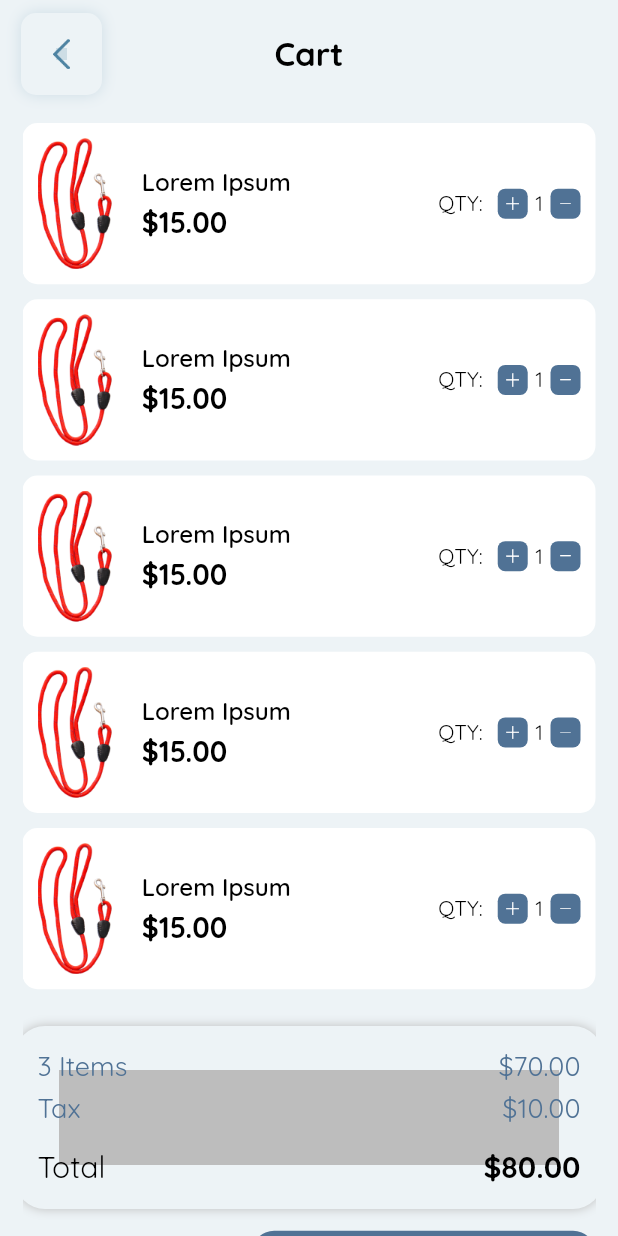
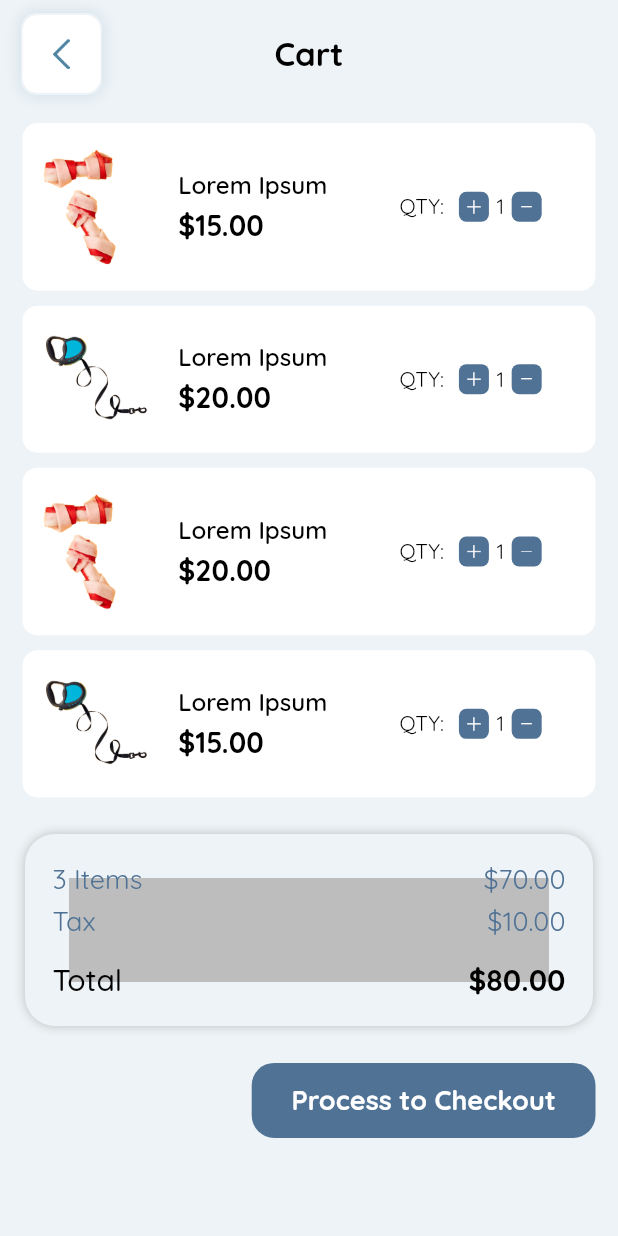
Before and after one commit to rushit5560/Pet_Lover_Project, a Flutter app: the CartScreen screen opened directly, on a phone screen of 412 x 824 dp. Run offline on Flutter 3.47's test engine with Material 2 defaults, Android fonts, the phone set to English and light mode, and no system bars; drawn by our look-alikes of flutter_slidable; our stand-ins replace carousel_slider, flutter_rating_bar, fluttertoast, get, google_maps_flutter, image_picker and 2 more.

Commit message:
UI issue solve

```diff
--- a/pet_lover_project/lib/common/custom_appbar/custom_appbar.dart
+++ b/pet_lover_project/lib/common/custom_appbar/custom_appbar.dart
@@ -105,6 +105,7 @@ class CommonAppBarModule extends StatelessWidget {
         width: 52,
         decoration: BoxDecoration(
           borderRadius: BorderRadius.circular(10),
+          color: Colors.white,
           boxShadow: [
             BoxShadow(
                 color: AppColors.colorDarkBlue1.withOpacity(0.2),
--- a/pet_lover_project/lib/controllers/cart_screen_controller/cart_screen_controller.dart
+++ b/pet_lover_project/lib/controllers/cart_screen_controller/cart_screen_controller.dart
@@ -1,8 +1,54 @@
 import 'package:flutter/material.dart';
 import 'package:flutter_slidable/flutter_slidable.dart';
 import 'package:get/get.dart';
+import 'package:pet_lover_project/common/constants/app_images.dart';
+import 'package:pet_lover_project/models/cart_screen_model/cart_screen_model.dart';
 
 class CartScreenController extends GetxController{
 
   RxInt count = 1.obs;
+  RxBool isLoading = false.obs;
+
+  List<CartItemModel> basketItemsList = [
+    CartItemModel(
+      img: AppImages.accessories5Img,
+      name: 'Lorem Ipsum Lorem Ipsum',
+      amount: '\$15.00',
+      qty: 1,
+    ),
+    CartItemModel(
+      img: AppImages.accessories6Img,
+      name: 'Lorem Ipsum',
+      amount: '\$20.00',
+      qty: 1,
+    ),
+    CartItemModel(
+      img: AppImages.accessories5Img,
+      name: 'Lorem Ipsum',
+      amount: '\$20.00',
+      qty: 1,
+    ),
+    CartItemModel(
+      img: AppImages.accessories6Img,
+      name: 'Lorem Ipsum',
+      amount: '\$15.00',
+      qty: 1,
+    ),
+  ];
+
+  void onClickedInc(int index) {
+    isLoading(true);
+    if(basketItemsList[index].qty < 9){
+      basketItemsList[index].qty++;
+    }
+    isLoading(false);
+  }
+
+  void onClickedDec(int index) {
+    isLoading(true);
+    if (basketItemsList[index].qty > 0) {
+      basketItemsList[index].qty--;
+    }
+    isLoading(false);
+  }
 }
--- /dev/null
+++ b/pet_lover_project/lib/models/cart_screen_model/cart_screen_model.dart
@@ -0,0 +1,13 @@
+class CartItemModel {
+  String img;
+  String name;
+  String amount;
+  int qty;
+
+  CartItemModel({
+    required this.img,
+    required this.name,
+    required this.amount,
+    required this.qty,
+  });
+}
--- a/pet_lover_project/lib/screens/cart_screen/cart_screen.dart
+++ b/pet_lover_project/lib/screens/cart_screen/cart_screen.dart
@@ -18,7 +18,7 @@ class CartScreen extends StatelessWidget {
       backgroundColor: AppColors.colorLightBlue,
       body: SafeArea(
         child: Padding(
-          padding: const EdgeInsets.only(left: 15, right: 15, top: 10),
+          padding: const EdgeInsets.only(left: 15, right: 15, top: 10, bottom: 10),
           child: Column(
             children: [
               CommonAppBarModule(title: 'Cart', appBarOption: AppBarOption.backButtonScreenOption),
@@ -33,7 +33,7 @@ class CartScreen extends StatelessWidget {
                       const SizedBox(height: 20,),
 
                       CartDetails(),
-                      const SizedBox(height: 20,),
+                      const SizedBox(height: 30,),
 
                       CheckOutButton()
                     ],
--- a/pet_lover_project/lib/screens/cart_screen/cart_screen_widgets.dart
+++ b/pet_lover_project/lib/screens/cart_screen/cart_screen_widgets.dart
@@ -14,7 +14,7 @@ class CartList extends StatelessWidget {
   @override
   Widget build(BuildContext context) {
     return ListView.builder(
-      itemCount: 5,
+      itemCount: cartScreenController.basketItemsList.length,
         shrinkWrap: true,
         physics: const NeverScrollableScrollPhysics(),
         itemBuilder: (context, index){
@@ -38,6 +38,7 @@ class CartList extends StatelessWidget {
               ],
             ),
               child: Container(
+                //height: Get.height/7,
                 margin: const EdgeInsets.only(bottom: 10),
                 decoration: BoxDecoration(
                   borderRadius: BorderRadius.circular(10),
@@ -48,23 +49,36 @@ class CartList extends StatelessWidget {
                   child: Row(
                     mainAxisAlignment: MainAxisAlignment.spaceBetween,
                     children: [
-                      Row(
+                      Expanded(
+                        flex: 2,
+                        child: Row(
                           children: [
-                          Image.asset(AppImages.beltImg, scale: 2,),
+                            Expanded(
+                              flex:1,
+                                child: Image.asset(cartScreenController.basketItemsList[index].img, scale: 2,)),
                             const SizedBox(width: 20),
 
-                        Column(
+                          Expanded(
+                            flex: 2,
+                            child: Column(
                               crossAxisAlignment: CrossAxisAlignment.start,
-                          children: const [
-                            Text("Lorem Ipsum", style: TextStyle(color: Colors.black, fontWeight: FontWeight.w600, fontSize: 16),),
-                            SizedBox(height: 5,),
-                            Text("\$15.00", style: TextStyle(color: Colors.black, fontWeight: FontWeight.bold, fontSize: 19),)
+                              mainAxisAlignment: MainAxisAlignment.center,
+                              children: [
+                                Text(cartScreenController.basketItemsList[index].name,
+                                  maxLines: 1,
+                                  style: TextStyle(color: Colors.black, fontWeight: FontWeight.w600, fontSize: 16),),
+                                const SizedBox(height: 5,),
+                                Text(cartScreenController.basketItemsList[index].amount, style: TextStyle(color: Colors.black, fontWeight: FontWeight.bold, fontSize: 19),)
                               ],
+                            ),
                           )
                         ],
                     ),
+                      ),
 
-                    Row(
+                    Expanded(
+                      flex: 1,
+                      child: Row(
                         children: [
                           const Text("QTY:",style: TextStyle(color: Colors.black, fontWeight: FontWeight.w400),),
                           const SizedBox(width: 10,),
@@ -72,7 +86,8 @@ class CartList extends StatelessWidget {
 
                           GestureDetector(
                               onTap: (){
-                              cartScreenController.count += 1;
+                                //cartScreenController.count += 1;
+                                cartScreenController.onClickedInc(index);
                               },
                               child: Container(
                                 height: 20,width: 20,
@@ -86,16 +101,19 @@ class CartList extends StatelessWidget {
                               ),),
 
                           const SizedBox(width: 5,),
-                        Obx(()=> Text("${cartScreenController.count}", style: const TextStyle(color: Colors.black, fontWeight: FontWeight.w400),)),
+                          Obx(()=> cartScreenController.isLoading.value ? Container() :
+                          Text("${cartScreenController.basketItemsList[index].qty}", style: const TextStyle(color: Colors.black, fontWeight: FontWeight.w400),)),
                           const SizedBox(width: 5,),
 
 
 
                              GestureDetector(
                               onTap: (){
-                              if (cartScreenController.count > 1) {
-                                cartScreenController.count -= 1;
-                              }
+                                // if (cartScreenController.count > 1) {
+                                //   cartScreenController.count -= 1;
+                                // }
+
+                                cartScreenController.onClickedDec(index);
                               },
                               child: Container(
                                 height: 20,width: 20,
@@ -109,6 +127,7 @@ class CartList extends StatelessWidget {
                               ),
                             ),
                         ],
+                      ),
                     )
                   ],
                 ),
@@ -127,7 +146,8 @@ class CartDetails extends StatelessWidget {
   @override
   Widget build(BuildContext context) {
     return Container(
-      padding: const EdgeInsets.all(10),
+      margin: EdgeInsets.only(left: 7, right: 7),
+      padding: const EdgeInsets.all(13),
       decoration: BoxDecoration(
         borderRadius: BorderRadius.circular(20),
         //border: Border.all(color: AppColors.colorDarkBlue1),
@@ -162,7 +182,7 @@ class CartDetails extends StatelessWidget {
           Row(
             mainAxisAlignment: MainAxisAlignment.spaceBetween,
             children: const [
-              Text("Total", style: TextStyle(fontSize: 20, color: Colors.black, fontWeight: FontWeight.w400)),
+              Text("Total", style: TextStyle(fontSize: 20, color: Colors.black, fontWeight: FontWeight.w500)),
               Text("\$80.00", style: TextStyle(fontSize: 20, color: Colors.black, fontWeight: FontWeight.bold))
             ],
           )
--- a/pet_lover_project/lib/screens/checkout_screen/checkout_screen.dart
+++ b/pet_lover_project/lib/screens/checkout_screen/checkout_screen.dart
@@ -18,7 +18,7 @@ class CheckoutScreen extends StatelessWidget {
       backgroundColor: AppColors.colorLightBlue,
       body: SafeArea(
         child: Padding(
-          padding: const EdgeInsets.only(left: 15, right: 15, top: 10),
+          padding: const EdgeInsets.only(left: 15, right: 15, top: 10, bottom: 10),
           child: Column(
             crossAxisAlignment: CrossAxisAlignment.start,
             children: [
--- a/pet_lover_project/lib/screens/reminder_screen/reminder_screen_widgets.dart
+++ b/pet_lover_project/lib/screens/reminder_screen/reminder_screen_widgets.dart
@@ -18,8 +18,8 @@ class ReminderGridList extends StatelessWidget {
         physics: const AlwaysScrollableScrollPhysics(),
         gridDelegate: const SliverGridDelegateWithFixedCrossAxisCount(
           crossAxisCount: 2,
-           crossAxisSpacing: 10,
-           mainAxisSpacing: 10,
+           crossAxisSpacing: 15,
+           mainAxisSpacing: 15,
            childAspectRatio: 1.1,
         ),
         itemBuilder: (context, i) {
--- a/pet_lover_project/lib/screens/track_order_screen/track_order_screen.dart
+++ b/pet_lover_project/lib/screens/track_order_screen/track_order_screen.dart
@@ -13,7 +13,7 @@ class TrackOrderScreen extends StatelessWidget {
       backgroundColor: AppColors.colorLightBlue,
       body: SafeArea(
         child: Padding(
-          padding: const EdgeInsets.only(left: 20, right: 20, top: 20),
+          padding: const EdgeInsets.only(left: 20, right: 20, top: 20, bottom: 10),
           child: Column(
             crossAxisAlignment: CrossAxisAlignment.start,
             children: [
--- a/pet_lover_project/lib/screens/track_order_screen/track_order_screen_widgets.dart
+++ b/pet_lover_project/lib/screens/track_order_screen/track_order_screen_widgets.dart
@@ -299,7 +299,7 @@ class OrderSummaryModule extends StatelessWidget {
             //border: Border.all(color: AppColors.colorDarkBlue1),
             boxShadow: [
               BoxShadow(
-                  color: Colors.grey.shade400,
+                  color: AppColors.colorDarkBlue1.withOpacity(0.3),
                   blurRadius: 5,
                   spreadRadius: 5,
                   blurStyle: BlurStyle.outer
```
Also changed, not shown: pet_lover_project/lib/screens/chat_screen/chat_screen_widgets.dart (+4 -3 lines), pet_lover_project/lib/screens/checkout_screen/checkout_screen_widgets.dart (+80 -22 lines), pet_lover_project/lib/screens/my_order_screen/my_order_screen_widget.dart (+20 -8 lines), pet_lover_project/lib/screens/near_by_pet_services_screen/near_by_pet_services_widgets.dart (+8 -6 lines). Lines whose indentation alone changed are shown as unchanged.
